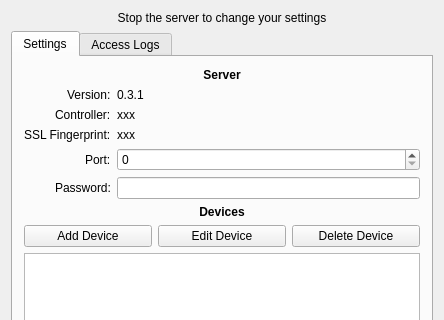
Old version of the form autom8_server_qt/autom8_server_qt.ui in the repository clangen/autom8-legacy; both pictures show x 0 to 444 and y 0 to 320 of the 444 by 482 pixel window.
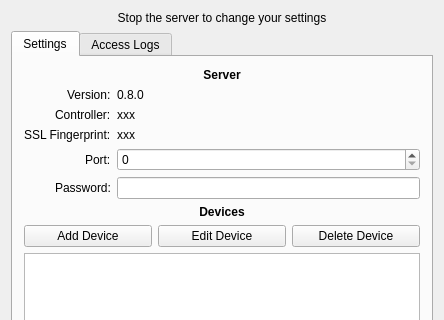
New version of the form.

Commit message: Use new autom8 icon for Windows server app. Looks slightly less bad. Also, version bump to 0.8.0.

The edit to the form file:
```diff
--- a/autom8_server_qt/autom8_server_qt.ui
+++ b/autom8_server_qt/autom8_server_qt.ui
@@ -98,7 +98,7 @@
             <item row="0" column="1">
              <widget class="QLabel" name="VersionLabel">
               <property name="text">
-               <string>0.3.1</string>
+               <string>0.8.0</string>
               </property>
              </widget>
             </item>
```
The commit also changes 3 other files.
